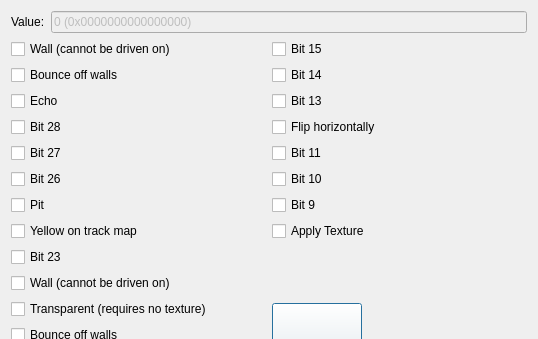
This is TrackEditor/EditSurfaceDialog.ui in Zizin13/Roller as Qt 5 draws it before an edit; both pictures show x 0 to 538 and y 0 to 339 of the 538 by 488 pixel window. The edited form follows.
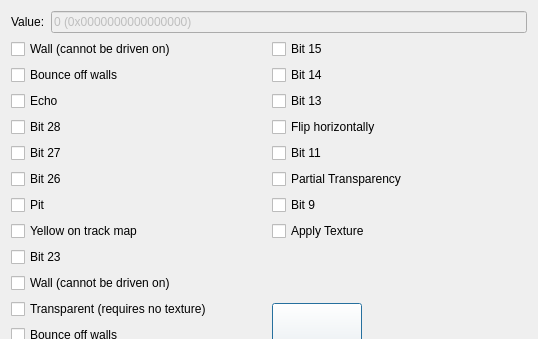
This is the edited form.

Commit message: surface bit 10 is partial transparency

```diff
--- a/TrackEditor/EditSurfaceDialog.ui
+++ b/TrackEditor/EditSurfaceDialog.ui
@@ -57,7 +57,7 @@
      <item row="6" column="1">
       <widget class="QCheckBox" name="ck10">
        <property name="text">
-        <string>Bit 10</string>
+        <string>Partial Transparency</string>
        </property>
       </widget>
      </item>
```
Left out of the diff: 2 changed lines with no effect on the pictures. The commit also changes 2 other files.
